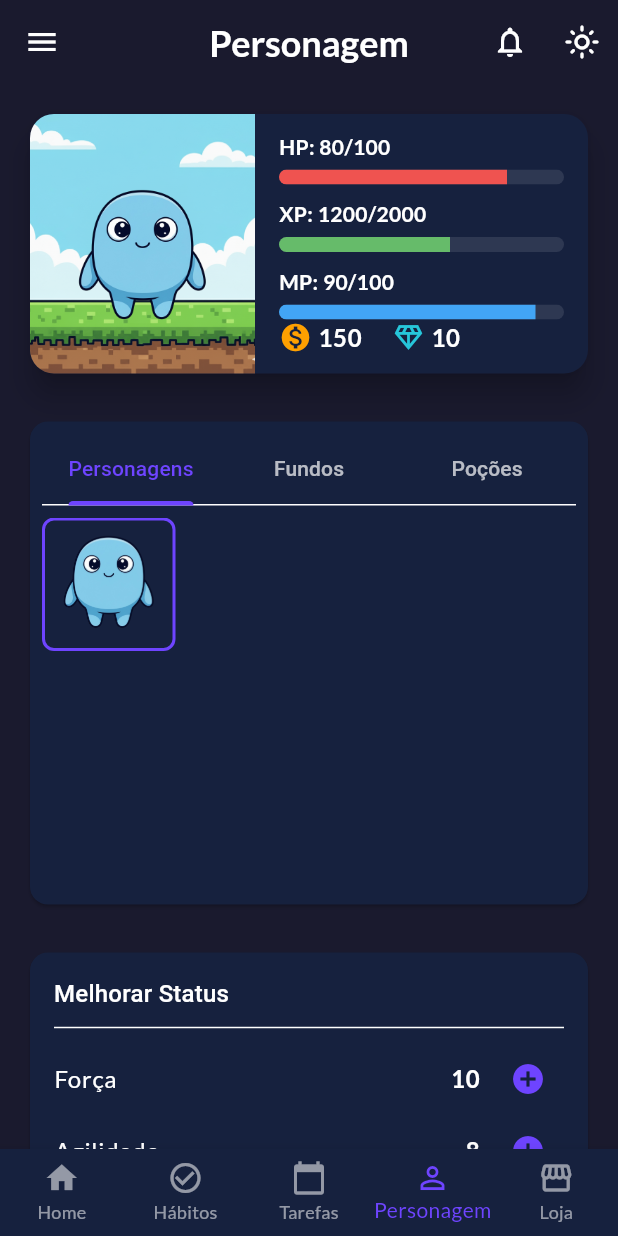
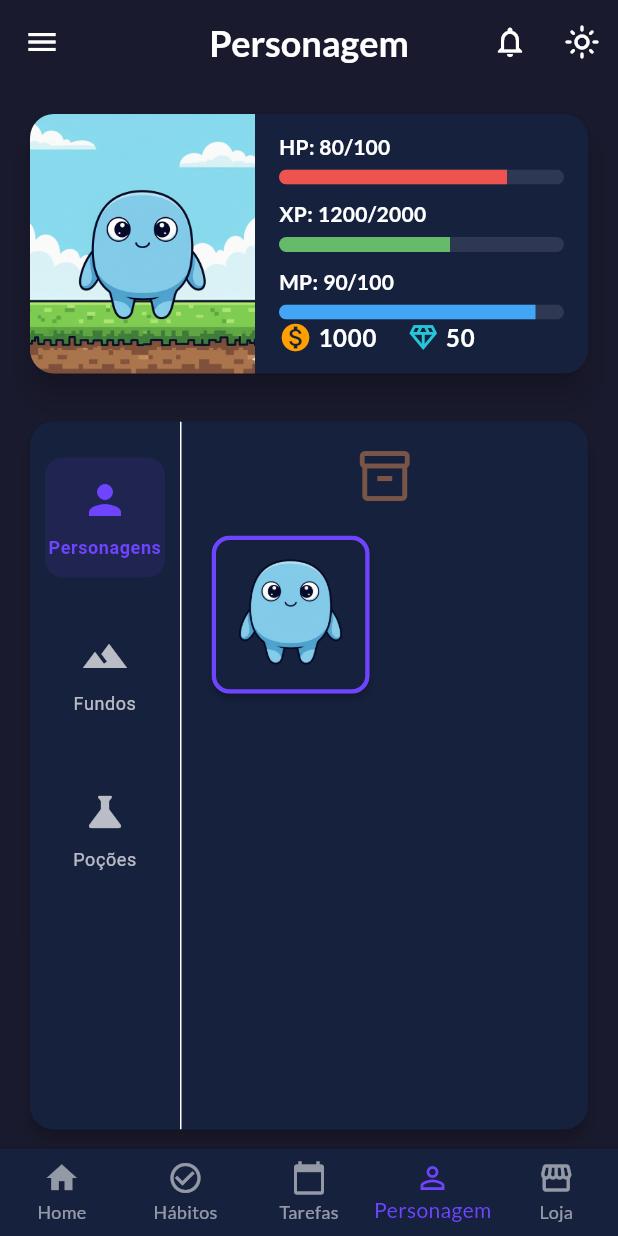
Before and after one commit to PedroGui404/Habbit-Quest, a Flutter app: the screen it shows after launch, item 4 of the bottom bar chosen, on a phone screen of 412 x 824 dp. Run offline on Flutter 3.47's test engine with Material 3 defaults, Android fonts, the phone set to English and light mode, and no system bars; our stand-ins replace go_router, google_fonts, table_calendar, video_player.

Commit message:
Atualizando inventário e gerando apk para teste

```diff
--- a/lib/data/shop_items.dart
+++ b/lib/data/shop_items.dart
@@ -14,7 +14,7 @@
     id: 'character_3_harrypotter',
     name: 'Wizard',
     assetPath: 'assets/images/characters/character_3_harrypotter.png',
-    priceCoins: 1000,
+    priceCoins: 0, // Corrigido: este item custa apenas diamantes
     priceDiamonds: 10,
     rarity: ItemRarity.epico,
     type: ItemType.character,
--- a/lib/screens/character_screen.dart
+++ b/lib/screens/character_screen.dart
@@ -1,33 +1,20 @@
 import 'package:flutter/material.dart';
 import 'package:provider/provider.dart';
+
+import 'package:myapp/models/inventory_item.dart';
 import 'package:myapp/providers/character_provider.dart';
 import 'package:myapp/providers/inventory_provider.dart';
 import 'package:myapp/widgets/character_card.dart';
-import 'package:myapp/widgets/paginated_grid.dart';
-import 'package:myapp/models/inventory_item.dart';
 
-class CharacterScreen extends StatefulWidget {
+class CharacterScreen extends StatelessWidget {
   const CharacterScreen({super.key});
 
   @override
-  State<CharacterScreen> createState() => _CharacterScreenState();
-}
-
-class _CharacterScreenState extends State<CharacterScreen> {
-  @override
   Widget build(BuildContext context) {
     final characterProvider = Provider.of<CharacterProvider>(context);
-    final inventoryProvider = Provider.of<InventoryProvider>(context);
     final theme = Theme.of(context);
 
-    final ownedCharacters = inventoryProvider.ownedItems.where((item) => item.type == ItemType.character).toList();
-    final ownedBackgrounds = inventoryProvider.ownedItems.where((item) => item.type == ItemType.background).toList();
-    final ownedPotions = inventoryProvider.ownedItems.where((item) => item.type == ItemType.potion).toList();
-
-
-    return DefaultTabController(
-      length: 3,
-      child: Scaffold(
+    return Scaffold(
       backgroundColor: theme.scaffoldBackgroundColor,
       body: SingleChildScrollView(
         padding: const EdgeInsets.all(16.0),
@@ -40,100 +27,8 @@
               position: characterProvider.currentPosition,
             ),
             const SizedBox(height: 24),
-
-              Card(
-                color: theme.cardColor,
-                shape: RoundedRectangleBorder(borderRadius: BorderRadius.circular(12)),
-                child: Padding(
-                  padding: const EdgeInsets.all(8.0),
-                  child: Column(
-                    children: [
-                      TabBar(
-                        indicatorColor: theme.colorScheme.primary,
-                        labelColor: theme.colorScheme.primary,
-                        unselectedLabelColor: theme.textTheme.bodyLarge?.color?.withAlpha(178),
-                        tabs: const [
-                          Tab(text: 'Personagens'),
-                          Tab(text: 'Fundos'),
-                          Tab(text: 'Poções'),
-                        ],
-                      ),
-                      const SizedBox(height: 8),
-                      SizedBox(
-                        height: 250, // Adjusted height to accommodate paginator
-                        child: TabBarView(
-                          children: [
-                            PaginatedGrid<ShopItem>(
-                              items: ownedCharacters,
-                              itemBuilder: (item) {
-                                final bool isSelected = characterProvider.selectedCharacter == item.assetPath;
-                                return GestureDetector(
-                                  onTap: () => characterProvider.updateCharacter(item.assetPath),
-                                  child: Container(
-                                    decoration: BoxDecoration(
-                                      borderRadius: BorderRadius.circular(8),
-                                      border: Border.all(
-                                        color: isSelected ? Theme.of(context).colorScheme.primary : Colors.grey.withAlpha(128),
-                                        width: 2,
-                                      ),
-                                    ),
-                                    child: ClipRRect(
-                                      borderRadius: BorderRadius.circular(6),
-                                      child: Image.asset(item.assetPath, fit: BoxFit.cover),
-                                    ),
-                                  ),
-                                );
-                              },
-                            ),
-                            PaginatedGrid<ShopItem>(
-                              items: ownedBackgrounds,
-                              itemBuilder: (item) {
-                                final bool isSelected = characterProvider.selectedBackground == item.assetPath;
-                                return GestureDetector(
-                                  onTap: () => characterProvider.updateBackground(item.assetPath),
-                                  child: Container(
-                                    decoration: BoxDecoration(
-                                      borderRadius: BorderRadius.circular(8),
-                                      border: Border.all(
-                                        color: isSelected ? Theme.of(context).colorScheme.primary : Colors.grey.withAlpha(128),
-                                        width: 2,
-                                      ),
-                                    ),
-                                    child: ClipRRect(
-                                      borderRadius: BorderRadius.circular(6),
-                                      child: Image.asset(item.assetPath, fit: BoxFit.cover),
-                                    ),
-                                  ),
-                                );
-                              },
-                            ),
-                             if (ownedPotions.isEmpty)
-                              Center(child: Text('Nenhuma poção no inventário.', style: theme.textTheme.bodyMedium))
-                            else
-                              PaginatedGrid<ShopItem>(
-                                items: ownedPotions,
-                                itemBuilder: (item) {
-                                  return Card(
-                                    child: Column(
-                                      children: [
-                                        Expanded(
-                                          child: Image.asset(item.assetPath, fit: BoxFit.cover),
-                                        ),
-                                        Text(item.name),
-                                      ],
-                                    ),
-                                  );
-                                },
-                              ),
-                          ],
-                        ),
-                      ),
-                    ],
-                  ),
-                ),
-              ),
+            const _InventoryCard(),
             const SizedBox(height: 24),
-
             _buildSectionCard(
               theme: theme,
               title: 'Melhorar Status',
@@ -148,7 +43,6 @@
               ),
             ),
             const SizedBox(height: 24),
-
             Row(
               children: [
                 _buildInfoCard(theme, 'Batalhas', '15'),
@@ -161,11 +55,9 @@
           ],
         ),
       ),
-      ),
     );
   }
 
-  // Widgets auxiliares (sem alterações)
   Widget _buildSectionCard({required ThemeData theme, required String title, required Widget content}) {
     return Card(
       color: theme.cardColor,
@@ -222,3 +114,227 @@
     );
   }
 }
+
+class _InventoryCard extends StatefulWidget {
+  const _InventoryCard();
+
+  @override
+  State<_InventoryCard> createState() => _InventoryCardState();
+}
+
+class _InventoryCardState extends State<_InventoryCard> {
+  int _selectedCategoryIndex = 0;
+  int _currentPage = 0;
+  final int _itemsPerPage = 4;
+  late PageController _pageController;
+
+  @override
+  void initState() {
+    super.initState();
+    _pageController = PageController();
+  }
+
+  @override
+  void dispose() {
+    _pageController.dispose();
+    super.dispose();
+  }
+
+  List<ShopItem> _getItemsForCategory(InventoryProvider inventory, int index) {
+    final items = inventory.ownedItems;
+    switch (index) {
+      case 0:
+        return items.where((item) => item.type == ItemType.character).toList();
+      case 1:
+        return items.where((item) => item.type == ItemType.background).toList();
+      case 2:
+        return items.where((item) => item.type == ItemType.potion).toList();
+      default:
+        return [];
+    }
+  }
+
+  void _onCategorySelected(int index) {
+    setState(() {
+      _selectedCategoryIndex = index;
+      _currentPage = 0;
+      if (_pageController.hasClients) {
+        _pageController.jumpToPage(0);
+      }
+    });
+  }
+
+  @override
+  Widget build(BuildContext context) {
+    final theme = Theme.of(context);
+    final inventoryProvider = Provider.of<InventoryProvider>(context);
+    final characterProvider = Provider.of<CharacterProvider>(context);
+
+    final currentItems = _getItemsForCategory(inventoryProvider, _selectedCategoryIndex);
+    final totalPages = (currentItems.length / _itemsPerPage).ceil();
+
+    return SizedBox(
+      height: 480, // Increased height to fit 4 items
+      child: Card(
+        shape: RoundedRectangleBorder(borderRadius: BorderRadius.circular(16)),
+        elevation: 4,
+        clipBehavior: Clip.antiAlias,
+        child: Row(
+          children: [
+            _buildNavigationMenu(theme),
+            const VerticalDivider(width: 1, thickness: 1),
+            _buildInventoryContent(theme, characterProvider, currentItems, totalPages),
+          ],
+        ),
+      ),
+    );
+  }
+
+  Widget _buildNavigationMenu(ThemeData theme) {
+    return Container(
+      width: 100,
+      padding: const EdgeInsets.symmetric(vertical: 24.0),
+      color: theme.cardColor,
+      child: Column(
+        mainAxisAlignment: MainAxisAlignment.start,
+        children: [
+          _CategoryButton(icon: Icons.person, label: 'Personagens', isSelected: _selectedCategoryIndex == 0, onTap: () => _onCategorySelected(0)),
+          const SizedBox(height: 24),
+          _CategoryButton(icon: Icons.landscape, label: 'Fundos', isSelected: _selectedCategoryIndex == 1, onTap: () => _onCategorySelected(1)),
+          const SizedBox(height: 24),
+          _CategoryButton(icon: Icons.science, label: 'Poções', isSelected: _selectedCategoryIndex == 2, onTap: () => _onCategorySelected(2)),
+        ],
+      ),
+    );
+  }
+
+  Widget _buildInventoryContent(ThemeData theme, CharacterProvider characterProvider, List<ShopItem> items, int totalPages) {
+    return Expanded(
+      child: Padding(
+        padding: const EdgeInsets.fromLTRB(16, 16, 16, 8),
+        child: Column(
+          children: [
+            Icon(Icons.inventory_2_outlined, color: Colors.brown, size: 40),
+            const SizedBox(height: 16),
+            Expanded(
+              child: items.isEmpty
+                  ? Center(child: Text('Nenhum item nesta categoria.', style: theme.textTheme.bodyMedium))
+                  : PageView.builder(
+                      controller: _pageController,
+                      itemCount: totalPages,
+                      onPageChanged: (page) => setState(() => _currentPage = page),
+                      itemBuilder: (context, pageIndex) {
+                        final pageItems = items.skip(pageIndex * _itemsPerPage).take(_itemsPerPage).toList();
+                        return GridView.builder(
+                          physics: const NeverScrollableScrollPhysics(),
+                          gridDelegate: const SliverGridDelegateWithFixedCrossAxisCount(
+                            crossAxisCount: 2,
+                            crossAxisSpacing: 12,
+                            mainAxisSpacing: 12,
+                            childAspectRatio: 1, // Adjusted for better square-like items
+                          ),
+                          itemCount: pageItems.length,
+                          itemBuilder: (context, itemIndex) {
+                            final item = pageItems[itemIndex];
+                            bool isSelected = false;
+                            VoidCallback? onTapAction;
+
+                            if (item.type == ItemType.character) {
+                              isSelected = characterProvider.selectedCharacter == item.assetPath;
+                              onTapAction = () => characterProvider.updateCharacter(item.assetPath);
+                            } else if (item.type == ItemType.background) {
+                              isSelected = characterProvider.selectedBackground == item.assetPath;
+                              onTapAction = () => characterProvider.updateBackground(item.assetPath);
+                            }
+
+                            return _InventoryItemCard(item: item, isSelected: isSelected, onTap: onTapAction);
+                          },
+                        );
+                      },
+                    ),
+            ),
+            if (totalPages > 1) _buildPageIndicator(totalPages, theme),
+          ],
+        ),
+      ),
+    );
+  }
+
+  Widget _buildPageIndicator(int totalPages, ThemeData theme) {
+    return Row(
+      mainAxisAlignment: MainAxisAlignment.center,
+      children: List.generate(totalPages, (index) {
+        return Container(
+          margin: const EdgeInsets.symmetric(horizontal: 4, vertical: 8),
+          width: 8,
+          height: 8,
+          decoration: BoxDecoration(
+            shape: BoxShape.circle,
+            color: _currentPage == index ? theme.colorScheme.primary : Colors.grey.shade400,
+          ),
+        );
+      }),
+    );
+  }
+}
+
+class _CategoryButton extends StatelessWidget {
+  final IconData icon;
+  final String label;
+  final bool isSelected;
+  final VoidCallback onTap;
+
+  const _CategoryButton({required this.icon, required this.label, required this.isSelected, required this.onTap});
+
+  @override
+  Widget build(BuildContext context) {
+    final theme = Theme.of(context);
+    final color = isSelected ? theme.colorScheme.primary : theme.unselectedWidgetColor;
+    return InkWell(
+      onTap: onTap,
+      borderRadius: BorderRadius.circular(12),
+      child: Container(
+        width: 80,
+        padding: const EdgeInsets.symmetric(vertical: 12),
+        decoration: BoxDecoration(
+          color: isSelected ? theme.colorScheme.primary.withAlpha(25) : Colors.transparent,
+          borderRadius: BorderRadius.circular(12),
+        ),
+        child: Column(
+          children: [
+            Icon(icon, color: color, size: 32),
+            const SizedBox(height: 8),
+            Text(label, textAlign: TextAlign.center, style: theme.textTheme.bodySmall?.copyWith(color: color, fontWeight: isSelected ? FontWeight.bold : FontWeight.normal)),
+          ],
+        ),
+      ),
+    );
+  }
+}
+
+class _InventoryItemCard extends StatelessWidget {
+  final ShopItem item;
+  final bool isSelected;
+  final VoidCallback? onTap;
+
+  const _InventoryItemCard({required this.item, required this.isSelected, this.onTap});
+
+  @override
+  Widget build(BuildContext context) {
+    return GestureDetector(
+      onTap: onTap,
+      child: Card(
+        elevation: 2,
+        shape: RoundedRectangleBorder(
+          borderRadius: BorderRadius.circular(12),
+          side: BorderSide(color: isSelected ? Theme.of(context).colorScheme.primary : Colors.transparent, width: 3),
+        ),
+        clipBehavior: Clip.antiAlias,
+        child: Padding(
+          padding: const EdgeInsets.all(4.0),
+          child: Image.asset(item.assetPath, fit: BoxFit.contain),
+        ),
+      ),
+    );
+  }
+}
--- a/lib/widgets/character_card.dart
+++ b/lib/widgets/character_card.dart
@@ -1,5 +1,7 @@
 
 import 'package:flutter/material.dart';
+import 'package:provider/provider.dart';
+import 'package:myapp/providers/inventory_provider.dart';
 
 // Definição para posicionamento customizado do personagem
 class CharacterPosition {
@@ -178,17 +180,21 @@
           color: theme.colorScheme.onSurface,
         );
 
+    return Consumer<InventoryProvider>(
+      builder: (context, inventory, child) {
         return Row(
           mainAxisAlignment: MainAxisAlignment.start,
           children: [
             Icon(Icons.monetization_on, color: Colors.amber[700], size: 22),
             const SizedBox(width: 4),
-        Text('150', style: textStyle),
+            Text(inventory.coins.toString(), style: textStyle),
             const SizedBox(width: 20),
             Icon(Icons.diamond_outlined, color: Colors.cyan[400], size: 22),
             const SizedBox(width: 4),
-        Text('10', style: textStyle),
+            Text(inventory.diamonds.toString(), style: textStyle),
           ],
+        );
+      },
     );
   }
 }
```
Also changed, not shown: 1 other file. Lines whose indentation alone changed are shown as unchanged.
